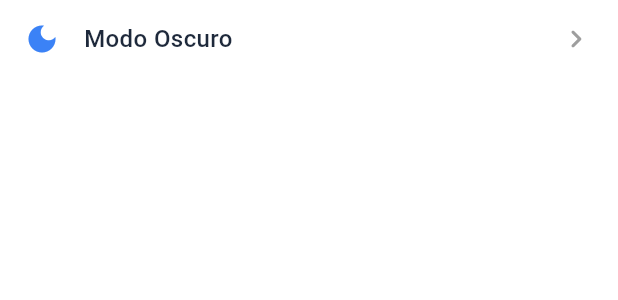
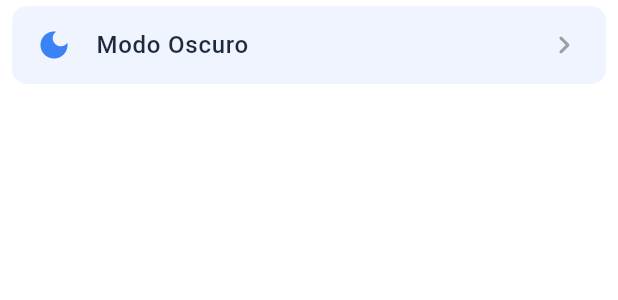
Before and after one commit to Fournext/Plan_Risk_3D-Mobile, a Flutter app: the AnimatedOption widget shown alone on an empty page, opened directly, on a phone screen of 412 x 824 dp. Shown: the top 300 px of the screen. Run offline on Flutter 3.47's test engine with Material 3 defaults, Android fonts, the light colour scheme and no system bars; our stand-ins replace get, get_storage, google_fonts; missing offline and left inert: model_viewer_plus; accounts and stored records are empty.

Commit message:
style(componente_configuracion):se mejoro el estilo del compoente

```diff
--- a/lib/screens/main/sidebar/widget/ConfigOptionsCard.dart
+++ b/lib/screens/main/sidebar/widget/ConfigOptionsCard.dart
@@ -64,7 +64,10 @@ class ConfigOptionsCard extends StatelessWidget {
                 ),
                 child: Column(
                   children: [
-    const AnimatedOption(icon: Icons.dark_mode, label: 'Modo Oscuro'),
+                    const AnimatedOption(
+                      icon: Icons.dark_mode,
+                      label: 'Modo Oscuro',
+                    ),
                     const Divider(height: 1),
                     AnimatedOption(
                       icon: Icons.notifications,
@@ -72,7 +75,9 @@ class ConfigOptionsCard extends StatelessWidget {
                       onTap: () {
                         Navigator.push(
                           context,
-          MaterialPageRoute(builder: (_) => const PlanPremiumScreen()),
+                          MaterialPageRoute(
+                            builder: (_) => const PlanPremiumScreen(),
+                          ),
                         );
                       },
                     ),
@@ -85,7 +90,6 @@ class ConfigOptionsCard extends StatelessWidget {
                     ),
                   ],
                 ),
-
               ),
 
               const SizedBox(height: 30),
@@ -110,37 +114,73 @@ class ConfigOptionsCard extends StatelessWidget {
 class AnimatedOption extends StatefulWidget {
   final IconData icon;
   final String label;
-   final VoidCallback? onTap; //
+  final VoidCallback? onTap;
 
-  const AnimatedOption({super.key, required this.icon, required this.label, this.onTap});
+  const AnimatedOption({
+    super.key,
+    required this.icon,
+    required this.label,
+    this.onTap,
+  });
 
   @override
   State<AnimatedOption> createState() => _AnimatedOptionState();
 }
 
-class _AnimatedOptionState extends State<AnimatedOption> {
+class _AnimatedOptionState extends State<AnimatedOption>
+    with SingleTickerProviderStateMixin {
   double _scale = 1.0;
+  late AnimationController _fadeController;
+  late Animation<double> _fadeAnimation;
+
+  @override
+  void initState() {
+    super.initState();
+    _fadeController = AnimationController(
+      vsync: this,
+      duration: const Duration(milliseconds: 600),
+    );
+    _fadeAnimation = CurvedAnimation(
+      parent: _fadeController,
+      curve: Curves.easeInOut,
+    );
+
+    _fadeController.forward();
+  }
+
+  @override
+  void dispose() {
+    _fadeController.dispose();
+    super.dispose();
+  }
 
   void _onTapDown(_) => setState(() => _scale = 0.97);
   void _onTapUp(_) => setState(() => _scale = 1.0);
 
   @override
   Widget build(BuildContext context) {
-    const iconColor = Color(0xFF3B82F6);
+    const iconColor = Color(0xFF3B82F6); // azul moderno
+    const hoverColor = Color(0xFFF0F4FF); // azul claro de toque
 
-    return GestureDetector(
+    return FadeTransition(
+      opacity: _fadeAnimation,
+      child: GestureDetector(
         onTapDown: _onTapDown,
         onTapUp: _onTapUp,
         onTapCancel: () => setState(() => _scale = 1.0),
         onTap: () {
           setState(() => _scale = 1.0);
-  widget.onTap?.call(); // Llama a la función si fue pasada
+          widget.onTap?.call();
         },
-
         child: AnimatedScale(
           scale: _scale,
           duration: const Duration(milliseconds: 100),
           child: Container(
+            decoration: BoxDecoration(
+              color: hoverColor,
+              borderRadius: BorderRadius.circular(10),
+            ),
+            margin: const EdgeInsets.symmetric(horizontal: 8, vertical: 4),
             padding: const EdgeInsets.symmetric(horizontal: 16, vertical: 14),
             child: Row(
               children: [
@@ -153,6 +193,7 @@ class _AnimatedOptionState extends State<AnimatedOption> {
                       fontSize: 16,
                       color: Color(0xFF1E293B),
                       fontWeight: FontWeight.w500,
+                      letterSpacing: 0.5,
                     ),
                   ),
                 ),
@@ -161,6 +202,7 @@ class _AnimatedOptionState extends State<AnimatedOption> {
             ),
           ),
         ),
+      ),
     );
   }
 }
```
Lines whose indentation alone changed are shown as unchanged.
